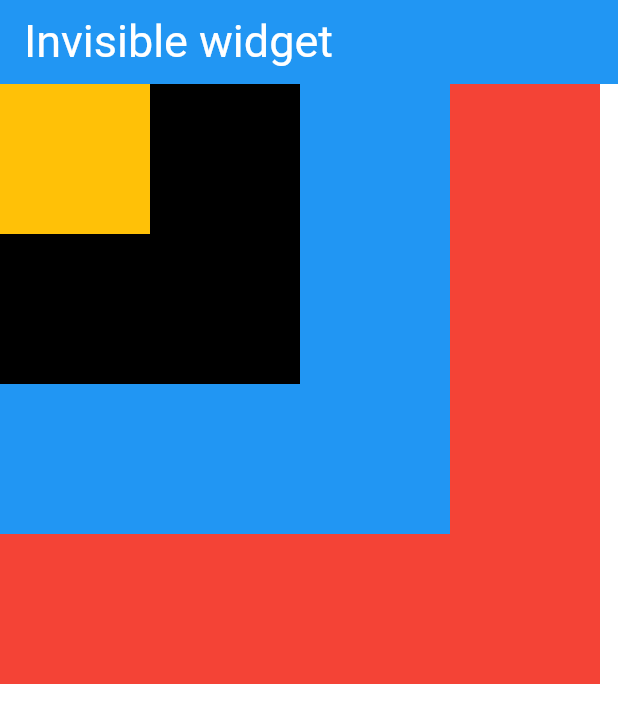
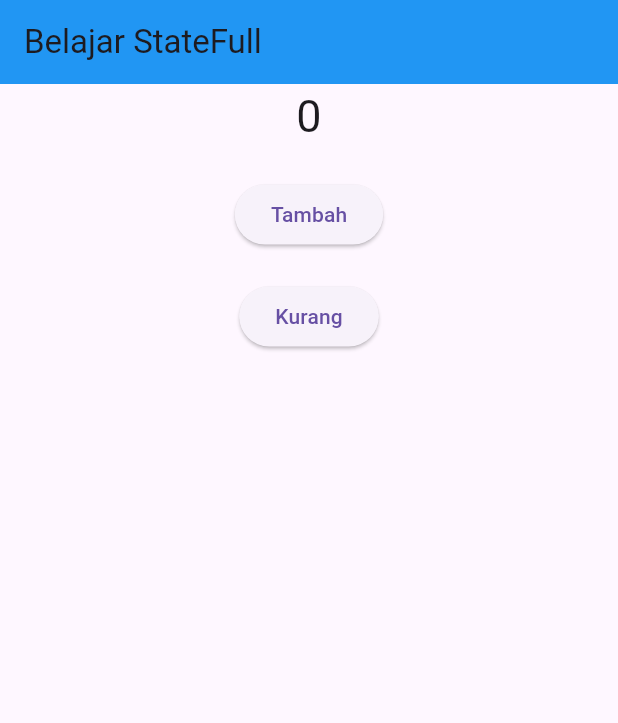
Before and after one commit to Alif-Fikri/Constract-Class, a Flutter app: the screen it shows after launch, on a phone screen of 412 x 824 dp. Shown: the top 723 px of the screen. Run offline on Flutter 3.47's test engine with Material 3 defaults, Android fonts, the phone set to English and light mode, and no system bars.

Commit message:
statefull

```diff
--- a/lib/invisible.dart
+++ b/lib/invisible.dart
@@ -1,55 +1,57 @@
 import 'package:flutter/material.dart';
 
-class Invisiblebelajar extends StatelessWidget {
-  const Invisiblebelajar({super.key});
+class InvisibleBelajar extends StatelessWidget {
+  const InvisibleBelajar({super.key});
 
   @override
   Widget build(BuildContext context) {
     return Scaffold(
-      backgroundColor: Colors.white,
       appBar: AppBar(
-        title: Text(
-          "Invisible widget",
-          style: TextStyle(
-            fontSize: 30,
-            fontWeight: FontWeight.w400,
-            color: Colors.white,
-          ),
-        ),
-        centerTitle: false,
+        title: Text('Belajar Invisible widget'),
         backgroundColor: Colors.blue,
       ),
-      body: SingleChildScrollView(
-        child: Stack(
-          // scrollDirection: Axis.horizontal,
-          // crossAxisAlignment: CrossAxisAlignment.stretch,
-          // mainAxisAlignment: MainAxisAlignment.spaceBetween,
-          // spacing: 20,
-          children: [
-            Container(width: 400, height: 400, color: Colors.red),
-            // SizedBox(height: 20),
-            Container(width: 300, height: 300, color: Colors.blue),
-            // SizedBox(height: 20),
-            Container(width: 200, height: 200, color: Colors.black),
-            // SizedBox(height: 20),
-            Container(width: 100, height: 100, color: Colors.amber),
-            // SizedBox(height: 20),
-            Container(width: 100, height: 100, color: Colors.red),
-            // SizedBox(height: 20),
-            Container(width: 100, height: 100, color: Colors.blue),
-            // SizedBox(height: 20),
-            Container(width: 100, height: 100, color: Colors.black),
-            // SizedBox(height: 20),
-            Container(width: 100, height: 100, color: Colors.amber),
-          ],
-        ),
+      body: Stack(
+        children: [
+          Container(
+            width: 500,
+            height: 500,
+            decoration: BoxDecoration(
+              borderRadius: BorderRadius.circular(20),
+              color: Colors.black,
+            ),
+          ),
+          Container(
+            width: 400,
+            height: 400,
+            decoration: BoxDecoration(
+              borderRadius: BorderRadius.circular(20),
+              color: Colors.red,
+            ),
+          ),
+          Container(
+            width: 300,
+            height: 300,
+            decoration: BoxDecoration(
+              borderRadius: BorderRadius.circular(20),
+              color: Colors.blue,
+            ),
+          ),
+          Container(
+            width: 200,
+            height: 200,
+            decoration: BoxDecoration(
+              borderRadius: BorderRadius.circular(20),
+              color: Colors.green,
+            ),
+          ),
+        ],
       ),
     );
   }
 }
 
-// Column = dia container memanjang horizontal ( atas ke bawah)
-// row = container memanjang vertikal (kiri ke kanan)
-// SingleChildScrollView
-// listview
-// stack = gabisa pakai SingleChildScrollView
+// // Column = dia container memanjang horizontal ( atas ke bawah)
+// // row = container memanjang vertikal (kiri ke kanan)      overflow = panjang sebuah widget melebih sebuah ukuran screen harus dibungkus dengan singlechildscrollview
+// // SingleChildScrollView
+// // listview
+// // stack = gabisa pakai SingleChildScrollView
--- a/lib/main.dart
+++ b/lib/main.dart
@@ -1,20 +1,31 @@
 import 'package:belajar_flutter/belajartext.dart';
 import 'package:belajar_flutter/container.dart';
 import 'package:belajar_flutter/invisible.dart';
+import 'package:belajar_flutter/statefull.dart';
+import 'package:belajar_flutter/testing.dart';
 import 'package:flutter/material.dart';
 
 void main() {
-  runApp(MyApp());
+  runApp(bebas());
 }
 
-class MyApp extends StatelessWidget {
-  const MyApp({super.key});
+class bebas extends StatelessWidget {
+  const bebas({super.key});
 
   @override
   Widget build(BuildContext context) {
-    return MaterialApp(home: Invisiblebelajar());
+    return MaterialApp(home: BelajartStatefull());
   }
 }
+
+// class MyApp extends StatelessWidget {
+//   const MyApp({super.key});
+
+//   @override
+//   Widget build(BuildContext context) {
+//     return MaterialApp(home: increment());
+//   }
+// }
 
 // class MyWidget extends StatelessWidget {
 //   const MyWidget({super.key});
--- /dev/null
+++ b/lib/statefull.dart
@@ -0,0 +1,39 @@
+import 'package:flutter/material.dart';
+
+class BelajartStatefull extends StatelessWidget {
+  const BelajartStatefull({super.key});
+
+  @override
+  Widget build(BuildContext context) {
+    int angka = 0;
+
+    return Scaffold(
+      appBar: AppBar(
+        title: Text('Belajar StateFull'),
+        backgroundColor: Colors.blue,
+      ),
+      body: Center(
+        child: Column(
+          spacing: 20,
+          children: [
+            Text('$angka', style: TextStyle(fontSize: 30)),
+            // SizedBox(height: 20),
+            ElevatedButton(
+              onPressed: () {
+                print('sudah ditambahkan');
+              },
+              child: Text('Tambah'),
+            ),
+            // SizedBox(height: 20),
+            ElevatedButton(
+              onPressed: () {
+                print('sudah berkurang');
+              },
+              child: Text('Kurang'),
+            ),
+          ],
+        ),
+      ),
+    );
+  }
+}
```
Also changed, not shown: lib/belajartext.dart (+10 -28 lines), lib/ett.dart (added, +35 -0 lines), lib/testing.dart (+39 -39 lines), lib/tesyy.dart (added, +36 -0 lines).
